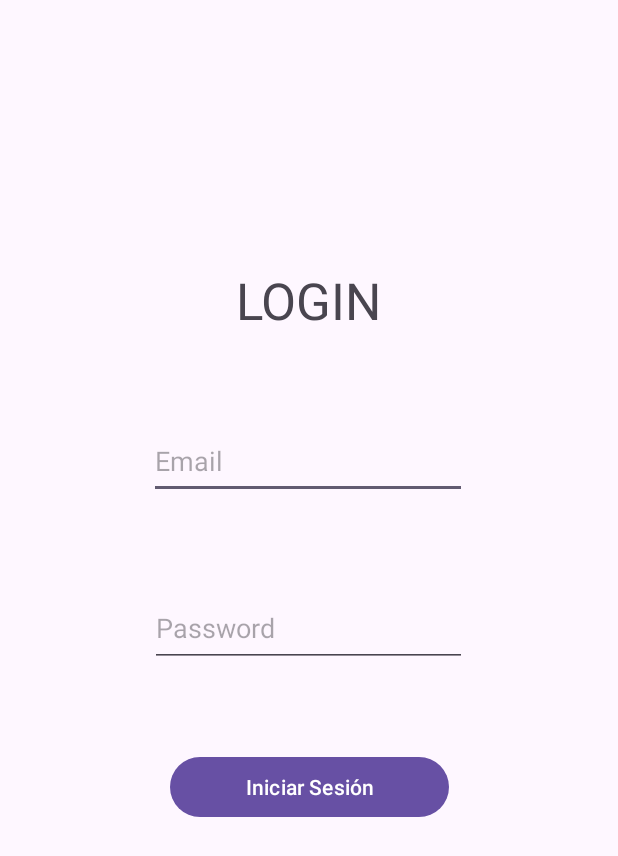
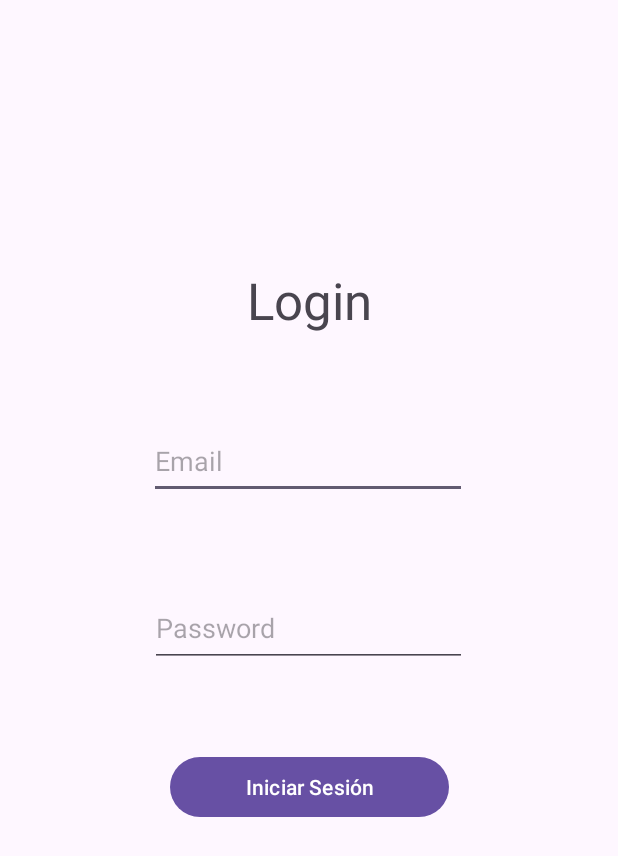
Before and after one commit to gatoapatico/MobileUtpApp, an Android app: the screen it shows after launch (MainActivity), on a phone screen of 412 x 824 dp. Shown: the top 856 px of the screen. Run offline under Robolectric (Android 15) with nearby library versions, the phone set to English and light mode, and no system bars.

Commit message:
testing load to main branch

```diff
--- a/app/src/main/res/layout/activity_main.xml
+++ b/app/src/main/res/layout/activity_main.xml
@@ -11,7 +11,7 @@
         android:id="@+id/textView"
         android:layout_width="wrap_content"
         android:layout_height="wrap_content"
-        android:text="LOGIN"
+        android:text="Login"
         android:textSize="34sp"
         app:layout_constraintBottom_toBottomOf="parent"
         app:layout_constraintEnd_toEndOf="parent"
```
